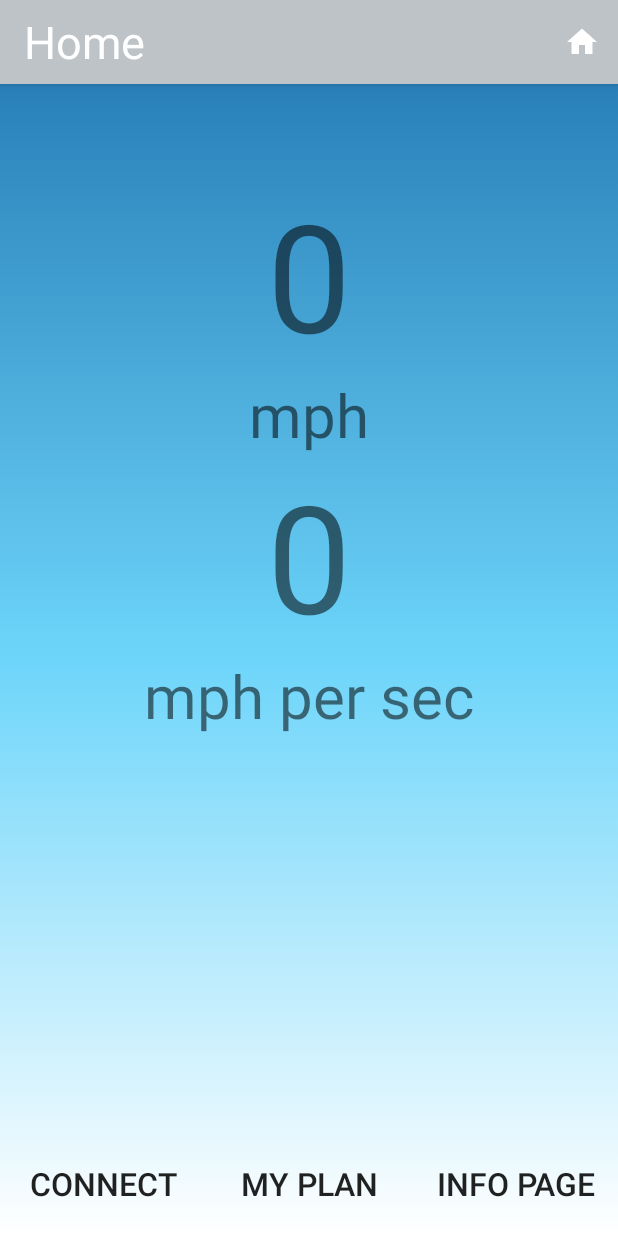
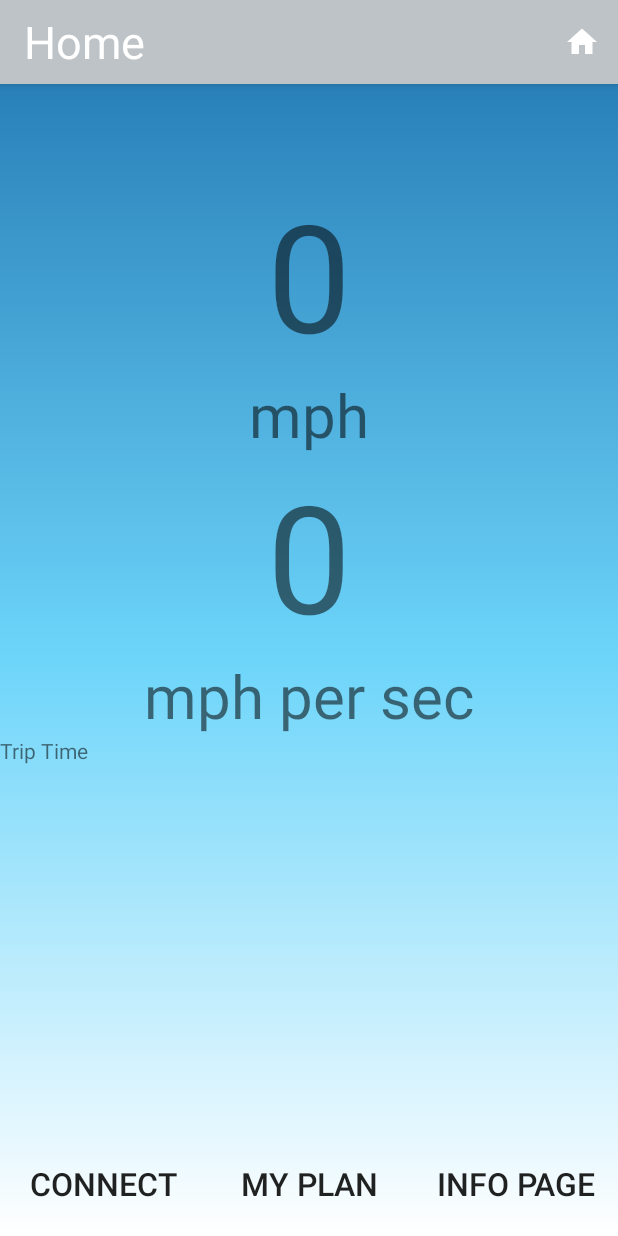
Before and after one commit to Mozziemist/AssureX, an Android app: the Speed screen opened directly, with no data from a screen before it, on a phone screen of 412 x 824 dp. Run offline under Robolectric (Android 15) with nearby library versions, the phone set to English and light mode, and no system bars.

Commit message:
working on trip time

```diff
--- a/app/src/main/java/com/example/assurex/Speed.java
+++ b/app/src/main/java/com/example/assurex/Speed.java
@@ -28,6 +28,7 @@ public class Speed extends AppCompatActivity {
     private static final String TAG = "Speed";
     private TextView speed;
     private TextView acceleration;
+    private TextView tripTime;
     private Button connectBtn;
     CarDataReceiver receiver;
     BtnStateReceiver BtnReceiver;
@@ -39,6 +40,7 @@ public class Speed extends AppCompatActivity {
         speed = findViewById(R.id.speed);
         acceleration = findViewById(R.id.acceleration);
         connectBtn = findViewById(R.id.connectButton);
+        tripTime = findViewById(R.id.tripTime);
 
         receiver = new CarDataReceiver();
         registerReceiver(receiver, new IntentFilter("CarDataUpdates"));
@@ -103,7 +105,7 @@ public class Speed extends AppCompatActivity {
                 float accel = b.getFloat("acceleration", 0);
 
 
-
+                tripTime.setText(Double.toString(b.getDouble("tripTime", 0)));
                 speed.setText(Integer.toString(spd));
                 acceleration.setText(Integer.toString((int)accel));
 
--- a/app/src/main/res/layout/activity_speed.xml
+++ b/app/src/main/res/layout/activity_speed.xml
@@ -57,6 +57,11 @@
                     android:text="mph per sec"
                     android:textSize="40dp" />
 
+                <TextView
+                    android:id="@+id/tripTime"
+                    android:layout_width="match_parent"
+                    android:layout_height="wrap_content"
+                    android:text="Trip Time" />
 
 
             </LinearLayout>
```
Also changed, not shown: app/src/main/java/com/example/assurex/BluetoothService.java (+28 -0 lines).
